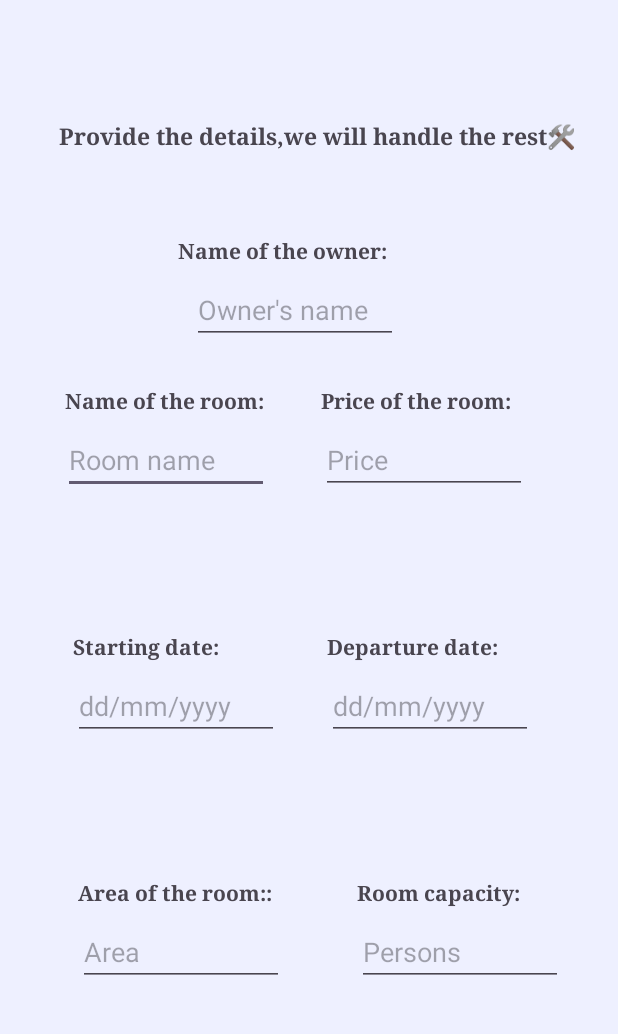
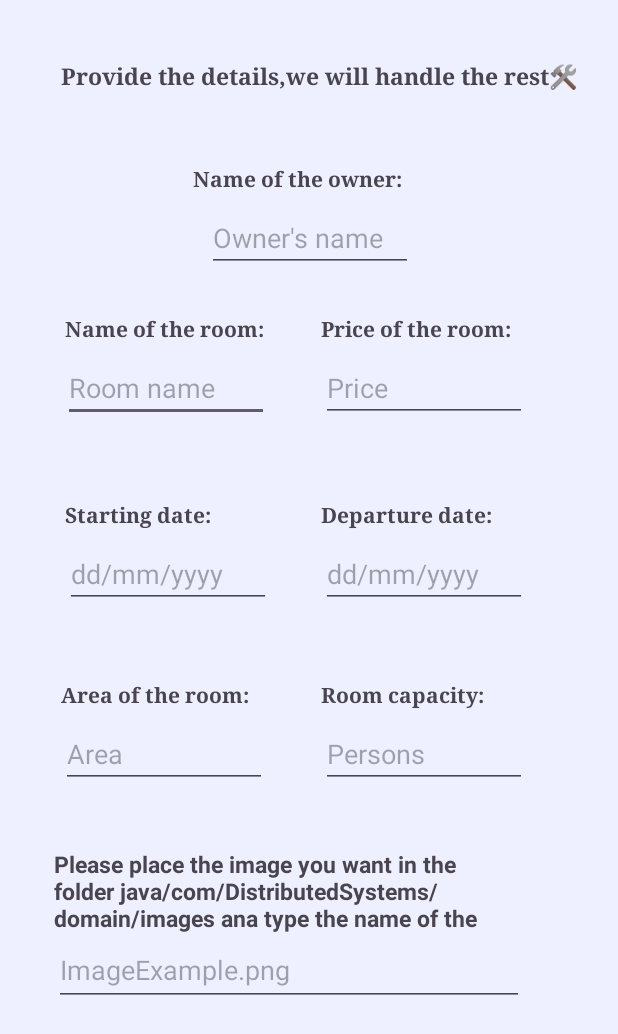
Before and after one commit to DimitrisToumazatos/Room-Booking-Android-App, an Android app: the InsertRoomActivity screen opened directly, with no data from a screen before it, on a phone screen of 412 x 824 dp. Shown: the top 1034 px of the screen. Run offline under Robolectric (Android 15) with nearby library versions, the phone set to English and light mode, and no system bars.

Commit message:
Add image field in insertRoom.

```diff
--- a/app/src/main/java/com/DistributedSystems/room_booking_android_app/customerConnection/CustomerConnectionActivity.java
+++ b/app/src/main/java/com/DistributedSystems/room_booking_android_app/customerConnection/CustomerConnectionActivity.java
@@ -8,8 +8,6 @@ import androidx.appcompat.app.AppCompatActivity;
 
 import com.DistributedSystems.room_booking_android_app.R;
 import com.DistributedSystems.room_booking_android_app.homepage.HomepageActivity;
-import com.DistributedSystems.room_booking_android_app.managerConnection.ManagerConnectionActivity;
-import com.DistributedSystems.room_booking_android_app.managerConnection.ManagerConnectionPresenter;
 
 public class CustomerConnectionActivity extends AppCompatActivity implements CustomerConnectionView {
 
--- a/app/src/main/java/com/DistributedSystems/room_booking_android_app/customerConnection/CustomerConnectionView.java
+++ b/app/src/main/java/com/DistributedSystems/room_booking_android_app/customerConnection/CustomerConnectionView.java
@@ -2,5 +2,5 @@ package com.DistributedSystems.room_booking_android_app.customerConnection;
 
 public interface CustomerConnectionView {
 
-    public void exit();
+    void exit();
 }
--- a/app/src/main/java/com/DistributedSystems/room_booking_android_app/managerConnection/ManagerConnectionActivity.java
+++ b/app/src/main/java/com/DistributedSystems/room_booking_android_app/managerConnection/ManagerConnectionActivity.java
@@ -8,7 +8,6 @@ import androidx.appcompat.app.AppCompatActivity;
 
 import com.DistributedSystems.room_booking_android_app.R;
 import com.DistributedSystems.room_booking_android_app.homepage.HomepageActivity;
-import com.DistributedSystems.room_booking_android_app.homepage.HomepagePresenter;
 import com.DistributedSystems.room_booking_android_app.insertion.InsertRoomActivity;
 
 public class ManagerConnectionActivity extends AppCompatActivity implements ManagerConnectionView {
--- a/app/src/main/java/com/DistributedSystems/room_booking_android_app/managerConnection/ManagerConnectionPresenter.java
+++ b/app/src/main/java/com/DistributedSystems/room_booking_android_app/managerConnection/ManagerConnectionPresenter.java
@@ -1,6 +1,4 @@
 package com.DistributedSystems.room_booking_android_app.managerConnection;
-
-import com.DistributedSystems.room_booking_android_app.homepage.HomepageView;
 
 public class ManagerConnectionPresenter {
 
--- a/app/src/main/res/layout/activity_insertion.xml
+++ b/app/src/main/res/layout/activity_insertion.xml
@@ -60,12 +60,12 @@
         android:id="@+id/startingDate"
         android:layout_width="134dp"
         android:layout_height="28dp"
-        android:layout_marginTop="92dp"
+        android:layout_marginTop="52dp"
         android:fontFamily="serif"
         android:text="Starting date:"
         android:textStyle="bold"
         app:layout_constraintEnd_toStartOf="@+id/departureDate"
-        app:layout_constraintHorizontal_bias="0.578"
+        app:layout_constraintHorizontal_bias="0.544"
         app:layout_constraintStart_toStartOf="parent"
         app:layout_constraintTop_toBottomOf="@+id/roomNameText" />
 
@@ -85,8 +85,8 @@
         android:id="@+id/departureDate"
         android:layout_width="134dp"
         android:layout_height="28dp"
-        android:layout_marginTop="92dp"
-        android:layout_marginEnd="60dp"
+        android:layout_marginTop="52dp"
+        android:layout_marginEnd="64dp"
         android:fontFamily="serif"
         android:text="Departure date:"
         android:textStyle="bold"
@@ -109,11 +109,12 @@
         android:id="@+id/area"
         android:layout_width="134dp"
         android:layout_height="28dp"
-        android:layout_marginTop="92dp"
+        android:layout_marginTop="48dp"
         android:fontFamily="serif"
-        android:text="Area of the room::"
+        android:text="Area of the room:"
         android:textStyle="bold"
         app:layout_constraintEnd_toStartOf="@+id/persons"
+        app:layout_constraintHorizontal_bias="0.506"
         app:layout_constraintStart_toStartOf="parent"
         app:layout_constraintTop_toBottomOf="@+id/startingDateText" />
 
@@ -133,8 +134,8 @@
         android:id="@+id/persons"
         android:layout_width="134dp"
         android:layout_height="28dp"
-        android:layout_marginTop="92dp"
-        android:layout_marginEnd="40dp"
+        android:layout_marginTop="48dp"
+        android:layout_marginEnd="64dp"
         android:fontFamily="serif"
         android:text="Room capacity:"
         android:textStyle="bold"
@@ -157,12 +158,11 @@
         android:id="@+id/ownerName"
         android:layout_width="155dp"
         android:layout_height="28dp"
-        android:layout_marginTop="44dp"
+        android:layout_marginTop="36dp"
         android:fontFamily="serif"
         android:text="Name of the owner:"
         android:textStyle="bold"
         app:layout_constraintEnd_toEndOf="@+id/insertionText"
-        app:layout_constraintHorizontal_bias="0.464"
         app:layout_constraintStart_toStartOf="@+id/insertionText"
         app:layout_constraintTop_toBottomOf="@+id/insertionText" />
 
@@ -181,14 +181,38 @@
         android:id="@+id/insertionText"
         android:layout_width="387dp"
         android:layout_height="33dp"
-        android:layout_marginTop="80dp"
+        android:layout_marginTop="40dp"
         android:fontFamily="serif"
         android:text="       Provide the details,we will handle the rest🛠️ "
         android:textSize="15sp"
         android:textStyle="bold"
         app:layout_constraintEnd_toEndOf="parent"
-        app:layout_constraintHorizontal_bias="0.466"
+        app:layout_constraintHorizontal_bias="0.521"
         app:layout_constraintStart_toStartOf="parent"
         app:layout_constraintTop_toTopOf="parent" />
 
+    <TextView
+        android:id="@+id/image"
+        android:layout_width="311dp"
+        android:layout_height="57dp"
+        android:layout_marginStart="36dp"
+        android:layout_marginTop="40dp"
+        android:text="Please place the image you want in the folder java/com/DistributedSystems/domain/images ana type the name of the photo below:"
+        android:textSize="15sp"
+        android:textStyle="bold"
+        app:layout_constraintStart_toStartOf="parent"
+        app:layout_constraintTop_toBottomOf="@+id/areaText" />
+
+    <EditText
+        android:id="@+id/imageText"
+        android:layout_width="313dp"
+        android:layout_height="48dp"
+        android:ems="10"
+        android:inputType="text"
+        android:hint="ImageExample.png"
+        app:layout_constraintHorizontal_bias="0.0"
+        app:layout_constraintEnd_toEndOf="@+id/image"
+        app:layout_constraintStart_toStartOf="@+id/image"
+        app:layout_constraintTop_toBottomOf="@+id/image" />
+
 </androidx.constraintlayout.widget.ConstraintLayout>
```
